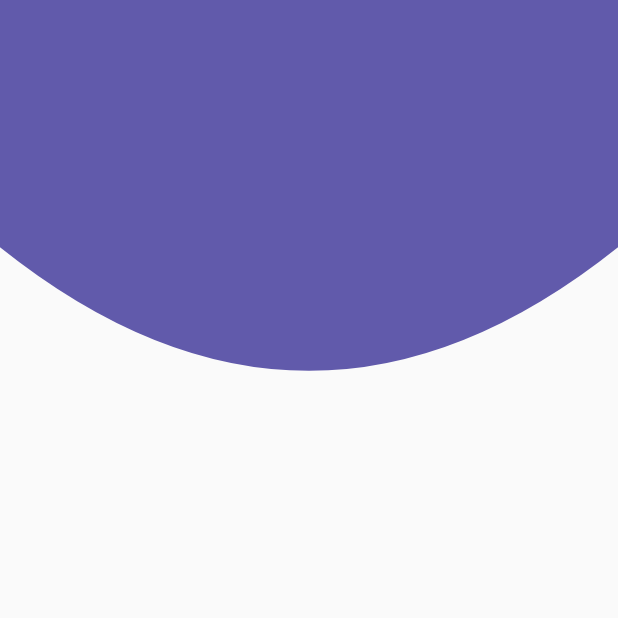
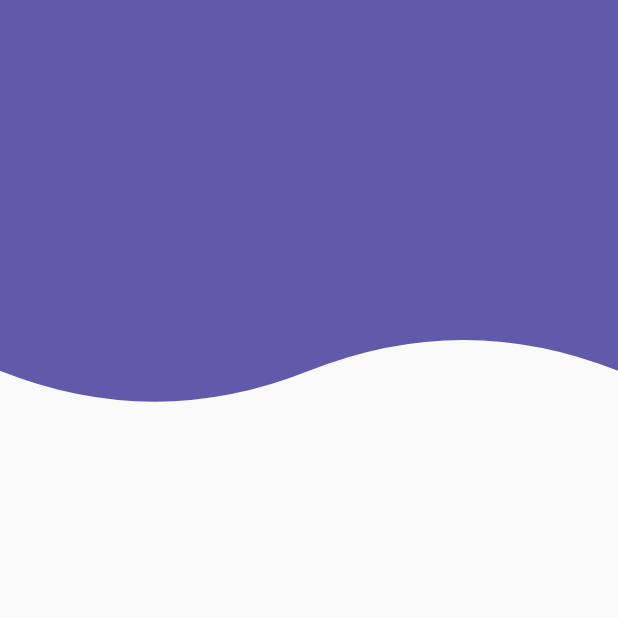
Before and after one commit to AleFachini/designs, a Flutter app: the screen it shows after launch, on a phone screen of 412 x 824 dp, the top half of it. Run offline on Flutter 3.47's test engine with Material 2 defaults, Android fonts, the phone set to English and light mode, and no system bars.

Commit message:
wave header with painter

```diff
--- a/lib/src/pages/headers_page.dart
+++ b/lib/src/pages/headers_page.dart
@@ -7,7 +7,7 @@ class HeadersPage extends StatelessWidget {
   @override
   Widget build(BuildContext context) {
     return Scaffold(
-      body: HeaderCurvo(),
+      body: HeaderWaves(),
     );
   }
 }
--- a/lib/src/widgets/headers.dart
+++ b/lib/src/widgets/headers.dart
@@ -211,3 +211,49 @@ class _HeaderCurvoPainter extends CustomPainter {
     return true;
   }
 }
+
+class HeaderWaves extends StatelessWidget {
+  HeaderWaves({Key? key}) : super(key: key);
+
+  @override
+  Widget build(BuildContext context) {
+    return Container(
+      height: double.infinity,
+      width: double.infinity,
+      child: CustomPaint(
+        painter: _HeaderWavesPainter(),
+      ),
+    );
+  }
+}
+
+class _HeaderWavesPainter extends CustomPainter {
+  @override
+  void paint(Canvas canvas, Size size) {
+    final paint = Paint(); //es el lapiz
+
+    //Propiedades
+    paint.color = Color(0xff615aab);
+    paint.style = PaintingStyle.fill; // .stroke or .fill
+    paint.strokeWidth = 10;
+
+    final path = new Path(); //es el camino que debe hacer el lapiz
+
+    //Dibujar con el paint y el path
+    //moveTO mueve el lapiz sin apollarlo entonces no traza
+    //lineTo mueve el lapiz trazando el recorrido
+    path.lineTo(0, size.height * 0.30);
+    path.quadraticBezierTo(size.width * 0.25, size.height * 0.35,
+        size.width * 0.5, size.height * 0.30);
+    path.quadraticBezierTo(
+        size.width * 0.75, size.height * 0.25, size.width, size.height * 0.30);
+    path.lineTo(size.width, 0);
+    //ahora le indico al canvas que dibuje
+    canvas.drawPath(path, paint);
+  }
+
+  @override
+  bool shouldRepaint(covariant CustomPainter oldDelegate) {
+    return true;
+  }
+}
```
